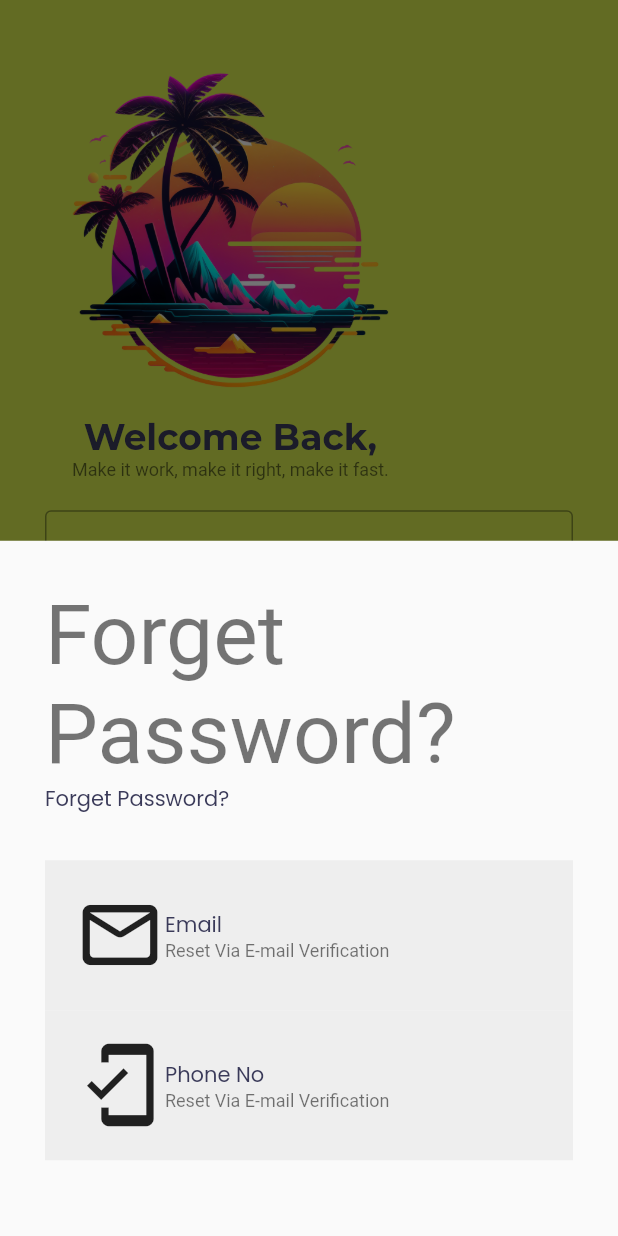
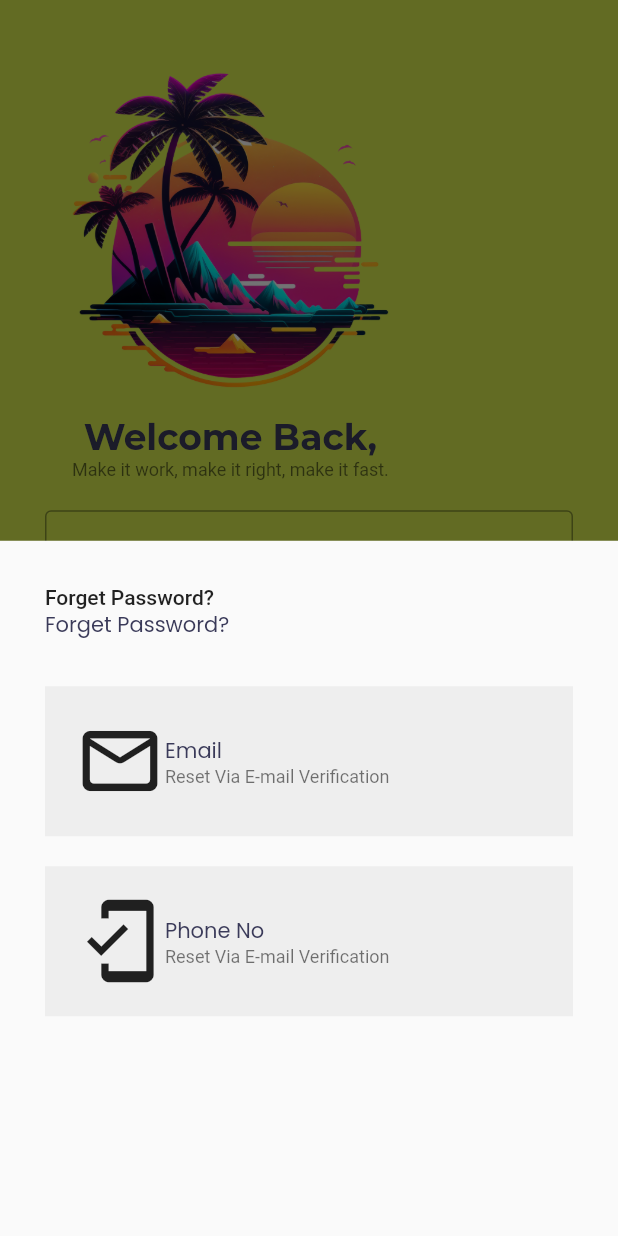
Before and after one commit to Sarvyi/Finance_Flutter_TIAA, a Flutter app: the LoginScreen screen opened directly, after a tap on "Forget Password?", on a phone screen of 412 x 824 dp. Run offline on Flutter 3.47's test engine with Material 2 defaults, Android fonts, the phone set to English and light mode, and no system bars; our stand-ins replace get, google_fonts, liquid_swipe, smooth_page_indicator.

Commit message:
updated the model screen

```diff
--- a/lib/src/features/authentication/screens/login/login_form.dart
+++ b/lib/src/features/authentication/screens/login/login_form.dart
@@ -53,7 +53,7 @@ class LoginForm extends StatelessWidget {
                           children: [
                             Text(
                               tForgetPassword,
-                              style: Theme.of(context).textTheme.displayMedium,
+                              style: Theme.of(context).textTheme.bodyLarge,
                             ),
                             Text(
                               tForgetPassword,
@@ -63,6 +63,7 @@ class LoginForm extends StatelessWidget {
                               height: 30,
                             ),
                             ModelBottomContainerWidget(btnIcon: Icons.mail_outline_rounded,title: tEmail,subtitle: tResetViaEmail,onTap: () {},),
+                            const SizedBox(height: 20,),
                             ModelBottomContainerWidget(btnIcon: Icons.mobile_friendly_outlined,title: "Phone No",subtitle: tResetViaEmail,onTap: () {},),
                           ]),
                     ),
@@ -95,8 +96,8 @@ class ModelBottomContainerWidget extends StatelessWidget {
       onTap: () {},
       child: Container(
         padding: const EdgeInsets.all(20),
-        decoration: BoxDecoration(
-            borderRadius: BorderRadius.circular(10)),
+        // decoration: const BoxDecoration(borderRadius: BorderRadius.all(Radius.circular(10))),
+        //     borderRadius: BorderRadius.circular(10)),
         color: Colors.grey.shade200,
         child: Row(children: [
           Icon(btnIcon,size: 60,),
```
